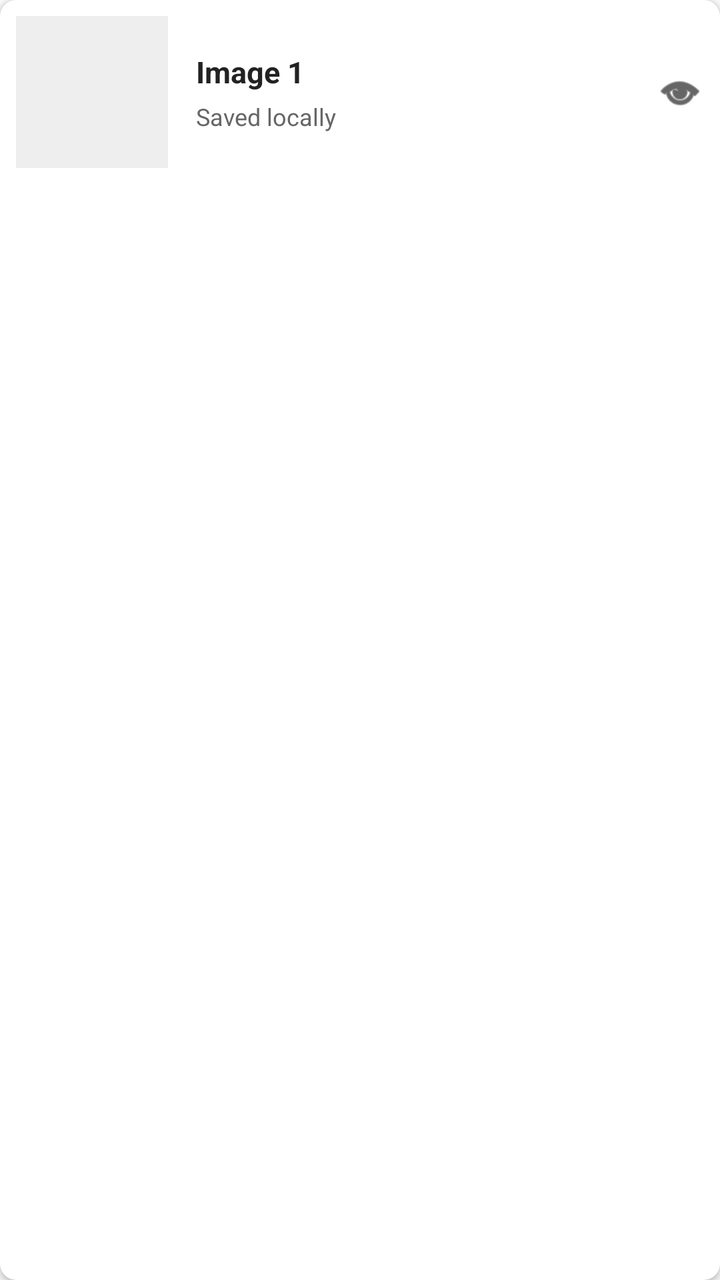
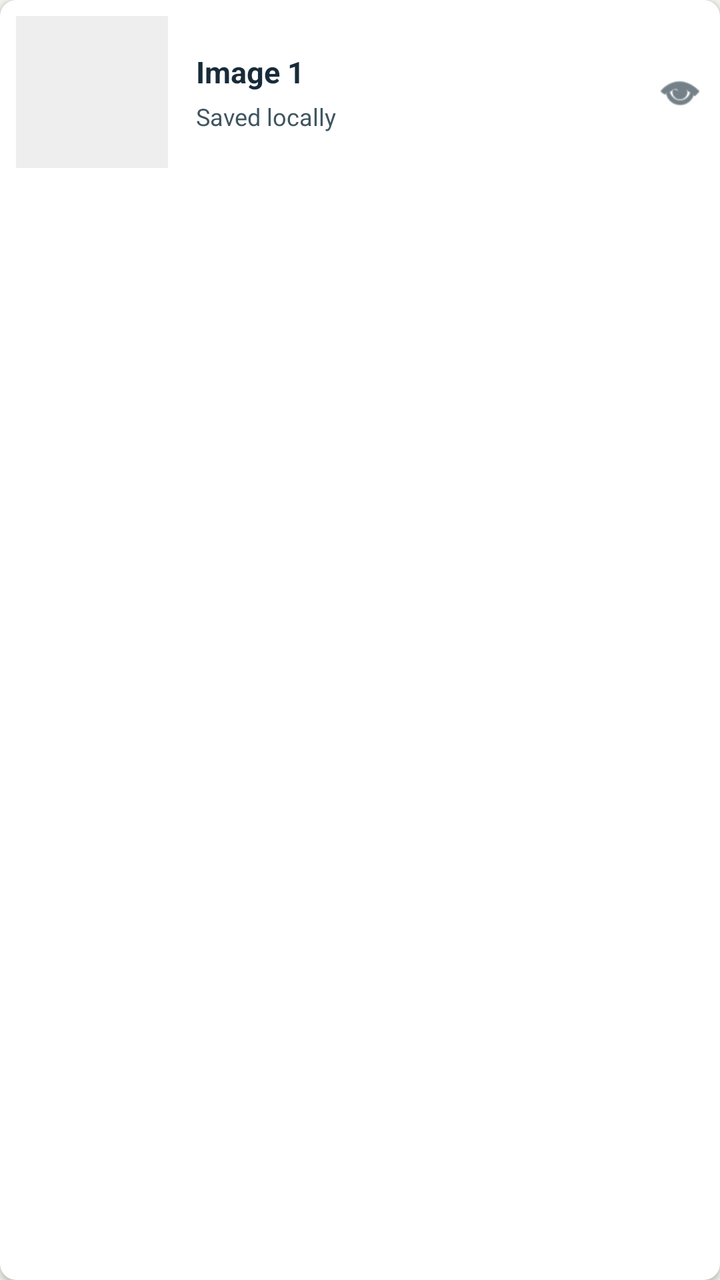

The first picture is an Android layout as it rendered before a commit; the second is the same layout after the commit. The layout source and the unified diff follow.
<!-- AndroidManifest.xml: application theme Theme.JavaReportingSystem -->
<!-- res/layout/item_image_thumbnail.xml -->
<?xml version="1.0" encoding="utf-8"?>
<androidx.cardview.widget.CardView xmlns:android="http://schemas.android.com/apk/res/android"
    xmlns:app="http://schemas.android.com/apk/res-auto"
    android:layout_width="match_parent"
    android:layout_height="wrap_content"
    xmlns:tools="http://schemas.android.com/tools"
    android:layout_marginBottom="8dp"
    app:cardCornerRadius="8dp"
    app:cardElevation="2dp"
    app:cardBackgroundColor="#FFFFFF"
    tools:context=".ui.ReportImagesActivity">

    <LinearLayout
        android:layout_width="match_parent"
        android:layout_height="92dp"
        android:orientation="horizontal"
        android:gravity="center_vertical"
        android:padding="8dp"
        android:background="?android:attr/selectableItemBackground">

        <ImageView
            android:id="@+id/thumbnailImage"
            android:layout_width="76dp"
            android:layout_height="76dp"
            android:contentDescription="Saved image"
            android:scaleType="centerCrop"
            android:background="#EEEEEE" />

        <LinearLayout
            android:layout_width="0dp"
            android:layout_height="wrap_content"
            android:layout_weight="1"
            android:layout_marginStart="14dp"
            android:orientation="vertical">

            <TextView
                android:id="@+id/tvImageName"
                android:layout_width="wrap_content"
                android:layout_height="wrap_content"
                android:text="Image 1"
                android:textColor="#222222"
                android:textStyle="bold"
                android:textSize="15sp" />

            <TextView
                android:id="@+id/tvImageStatus"
                android:layout_width="wrap_content"
                android:layout_height="wrap_content"
                android:layout_marginTop="4dp"
                android:text="Saved locally"
                android:textColor="#666666"
                android:textSize="12sp" />

        </LinearLayout>

        <ImageView
            android:layout_width="24dp"
            android:layout_height="24dp"
            android:contentDescription="Open image"
            android:src="@android:drawable/ic_menu_view"
            app:tint="@color/black" />

    </LinearLayout>

</androidx.cardview.widget.CardView>
<!-- resources referenced by this layout -->
<resources>
  <color name="black">#FF000000</color>
  <style name="Theme.JavaReportingSystem" parent="Base.Theme.JavaReportingSystem" />
  <style name="Base.Theme.JavaReportingSystem" parent="Theme.AppCompat.DayNight.NoActionBar">
          
          
      </style>
</resources>

<!-- the commit's change to res/layout/item_image_thumbnail.xml (unified diff, before → after) -->
@@ -7,7 +7,7 @@
     android:layout_marginBottom="8dp"
     app:cardCornerRadius="8dp"
     app:cardElevation="2dp"
-    app:cardBackgroundColor="#FFFFFF"
+    app:cardBackgroundColor="@color/safety_surface"
     tools:context=".ui.ReportImagesActivity">
 
     <LinearLayout
@@ -38,7 +38,7 @@
                 android:layout_width="wrap_content"
                 android:layout_height="wrap_content"
                 android:text="Image 1"
-                android:textColor="#222222"
+                android:textColor="@color/safety_text"
                 android:textStyle="bold"
                 android:textSize="15sp" />
 
@@ -48,7 +48,7 @@
                 android:layout_height="wrap_content"
                 android:layout_marginTop="4dp"
                 android:text="Saved locally"
-                android:textColor="#666666"
+                android:textColor="@color/safety_text_secondary"
                 android:textSize="12sp" />
 
         </LinearLayout>
@@ -58,7 +58,7 @@
             android:layout_height="24dp"
             android:contentDescription="Open image"
             android:src="@android:drawable/ic_menu_view"
-            app:tint="@color/black" />
+            app:tint="@color/safety_text" />
 
     </LinearLayout>
 
<!-- resource entries referenced after the edit -->
@@ -1,10 +1,23 @@
 <!-- resources referenced by this layout -->
 <resources>
-  <color name="black">#FF000000</color>
+  <color name="safety_surface">#FFFFFF</color>
+  <color name="safety_text">#182B39</color>
+  <color name="safety_text_secondary">#405560</color>
   <style name="Theme.JavaReportingSystem" parent="Base.Theme.JavaReportingSystem" />
-  <style name="Base.Theme.JavaReportingSystem" parent="Theme.AppCompat.DayNight.NoActionBar">
-          
-          
+  <style name="Base.Theme.JavaReportingSystem" parent="Theme.AppCompat.Light.NoActionBar">
+          <item name="colorPrimary">@color/safety_action</item>
+          <item name="colorOnPrimary">@color/safety_on_action</item>
+          <item name="colorSurface">@color/safety_surface</item>
+          <item name="colorOnSurface">@color/safety_text</item>
+          <item name="android:colorAccent">@color/safety_action</item>
+          <item name="android:windowBackground">@color/safety_background</item>
+          <item name="android:statusBarColor">@color/safety_background</item>
+          <item name="android:navigationBarColor">@color/safety_background</item>
+          <item name="android:windowLightStatusBar">true</item>
+          <item name="android:windowLightNavigationBar">true</item>
       </style>
+  <color name="safety_action">#006B66</color>
+  <color name="safety_on_action">#FFFFFF</color>
+  <color name="safety_background">#F5F4EF</color>
 </resources>
 
